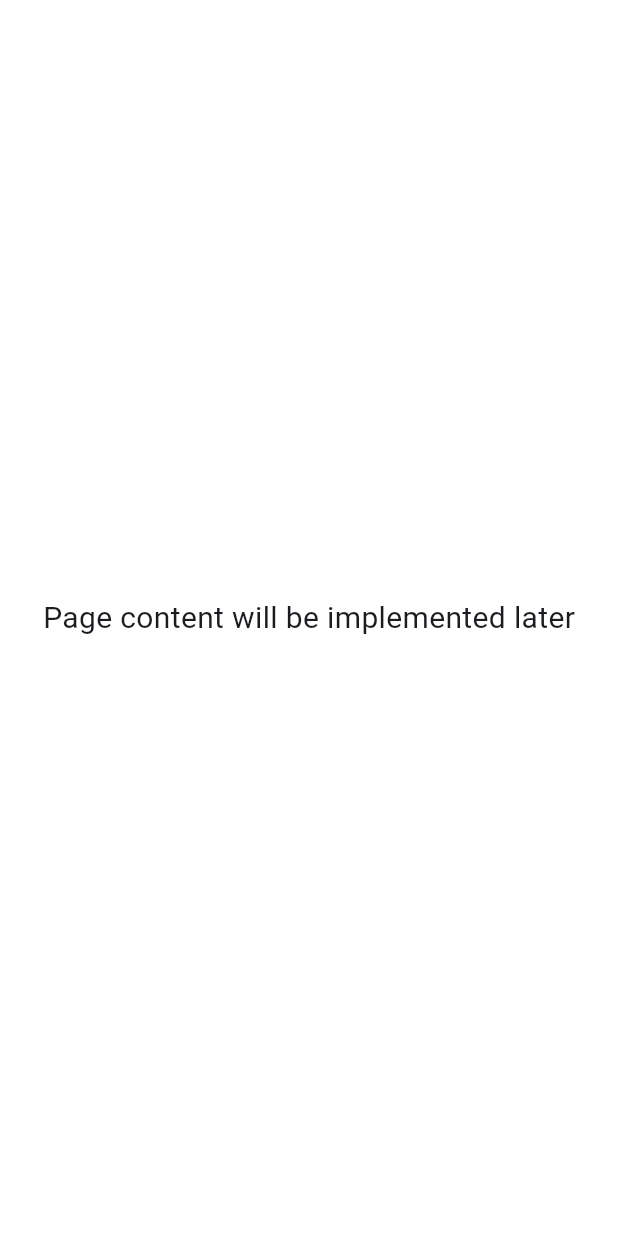
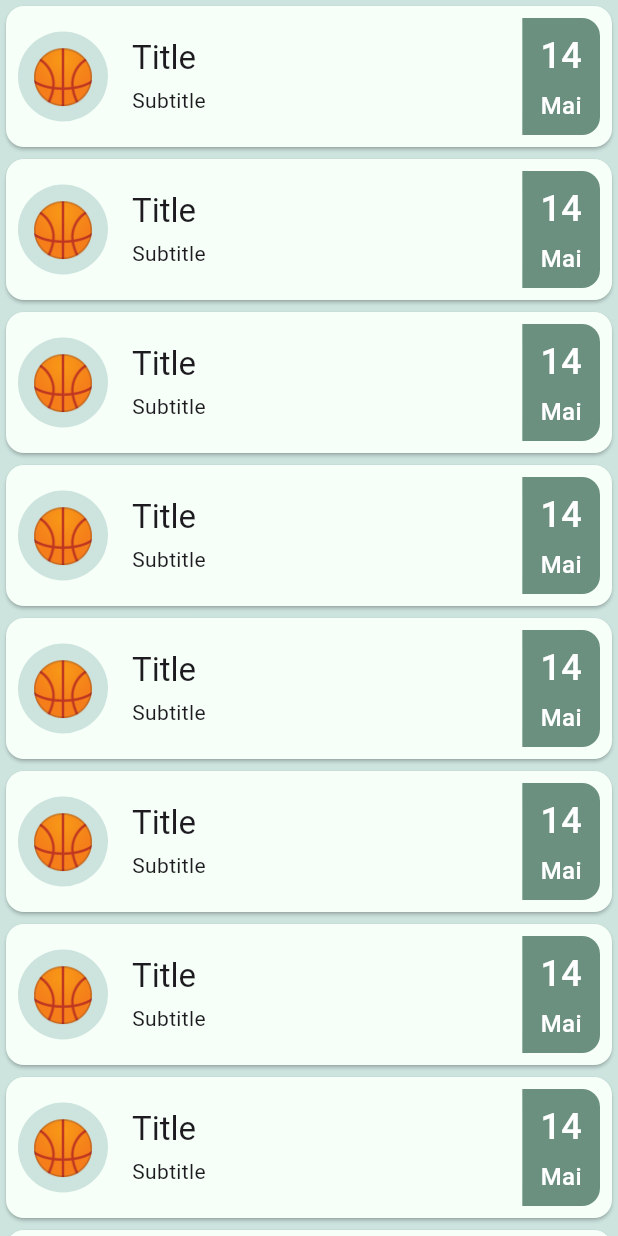
Before and after one commit to mclovin108/mUNIted, a Flutter app: the Dashboard screen opened by its route, on a phone screen of 412 x 824 dp. Run offline on Flutter 3.47's test engine with Material 3 defaults, Android fonts, the phone set to English and light mode, and no system bars.

Commit message:
feat: Add cards on dashboardpage

```diff
--- a/frontend/lib/Screens/Dashboard/dashboard.dart
+++ b/frontend/lib/Screens/Dashboard/dashboard.dart
@@ -4,30 +4,132 @@ import '../../Backend/backend.dart';
 import 'package:http/http.dart' as http;
 
 class Dashboard extends StatefulWidget {
+  final Backend backend;
+  final http.Client client;
+
+  const Dashboard(this.backend, this.client);
+
   @override
   _DashboardState createState() => _DashboardState();
 }
 
 class _DashboardState extends State<Dashboard> {
-  // Necessary for mocking (unit and widget tests)
-  late Backend _backend; // Library with functions to access the backend
-  late http.Client _client; // REST client proxy
+  late Backend _backend;
+  late http.Client _client;
 
   @override
   void initState() {
     super.initState();
-    _backend = Backend(); // Initialize your Backend instance here
-    _client = http.Client(); // Initialize your http.Client instance here
+    _backend = widget.backend;
+    _client = widget.client;
   }
 
   @override
   Widget build(BuildContext context) {
     return Scaffold(
-      backgroundColor: Colors.white,
-      body: Center(
-        child: Text(
-          'Page content will be implemented later',
-          style: TextStyle(fontSize: 20),
+      body: VerticalCardList(),
+      backgroundColor: kPrimaryColor,
+    );
+  }
+}
+
+class VerticalCardList extends StatelessWidget {
+  @override
+  Widget build(BuildContext context) {
+    return ListView.builder(
+      itemCount: 20,
+      itemBuilder: (context, index) {
+        return VerticalCard();
+      },
+    );
+  }
+}
+
+class VerticalCard extends StatelessWidget {
+  @override
+  Widget build(BuildContext context) {
+    return Container(
+      width: double.infinity,
+      child: Card(
+        color: kPrimaryLightColor,
+        shape: RoundedRectangleBorder(
+          borderRadius: BorderRadius.circular(12),
+        ),
+        child: Container(
+          padding: EdgeInsets.all(8),
+          child: Row(
+            children: [
+              Container(
+                width: 60,
+                height: 60,
+                decoration: BoxDecoration(
+                  color: kPrimaryColor,
+                  shape: BoxShape.circle,
+                ),
+                child: Center(
+                  child: Stack(
+                    alignment: Alignment.center,
+                    children: [
+                      Text(
+                        '🏀',
+                        style: TextStyle(fontSize: 35),
+                      ),
+                    ],
+                  ),
+                ),
+              ),
+              SizedBox(width: 16),
+              Expanded(
+                child: Column(
+                  crossAxisAlignment: CrossAxisAlignment.start,
+                  children: [
+                    Text(
+                      'Title',
+                      style: Theme.of(context).textTheme.headline6,
+                    ),
+                    SizedBox(height: 4),
+                    Text(
+                      'Subtitle',
+                      style: Theme.of(context).textTheme.bodyText2,
+                    ),
+                  ],
+                ),
+              ),
+              Container(
+                padding: EdgeInsets.symmetric(vertical: 8, horizontal: 12),
+                decoration: BoxDecoration(
+                  color: kPrimaryDarkColor, // Change to the desired color
+                  borderRadius: BorderRadius.only(
+                    topRight: Radius.circular(12),
+                    bottomRight: Radius.circular(12),
+                  ),
+                ),
+                child: Column(
+                  mainAxisAlignment: MainAxisAlignment.center,
+                  crossAxisAlignment: CrossAxisAlignment.center,
+                  children: [
+                    Text(
+                      '14',
+                      style: TextStyle(
+                        fontSize: 24,
+                        fontWeight: FontWeight.w500,
+                        color: Colors.white, // Change to the desired text color
+                      ),
+                    ),
+                    SizedBox(height: 5),
+                    Text(
+                      'Mai',
+                      style: TextStyle(
+                        fontSize: 16,
+                        fontWeight: FontWeight.w500,
+                        color: Colors.white, // Change to the desired text color
+                      ),
+                    ),
+                  ],
+                ),
+              ),
+            ],
+          ),
         ),
       ),
     );
--- a/frontend/lib/main.dart
+++ b/frontend/lib/main.dart
@@ -19,10 +19,10 @@ class MyApp extends StatelessWidget {
   Widget build(BuildContext context) {
     return MaterialApp(
       title: 'mUNIted App',
-      initialRoute: '/signup', // Set the initial route
+      initialRoute: '/dash', // Set the initial route
       routes: {
         '/signup': (context) => SignupPage(Backend(), http.Client()),
-        '/dash': (context) => Dashboard(),
+        '/dash': (context) => Dashboard(Backend(), http.Client()),
         '/login': (context) => LoginPage(Backend(), http.Client()),
       },
     );
```
